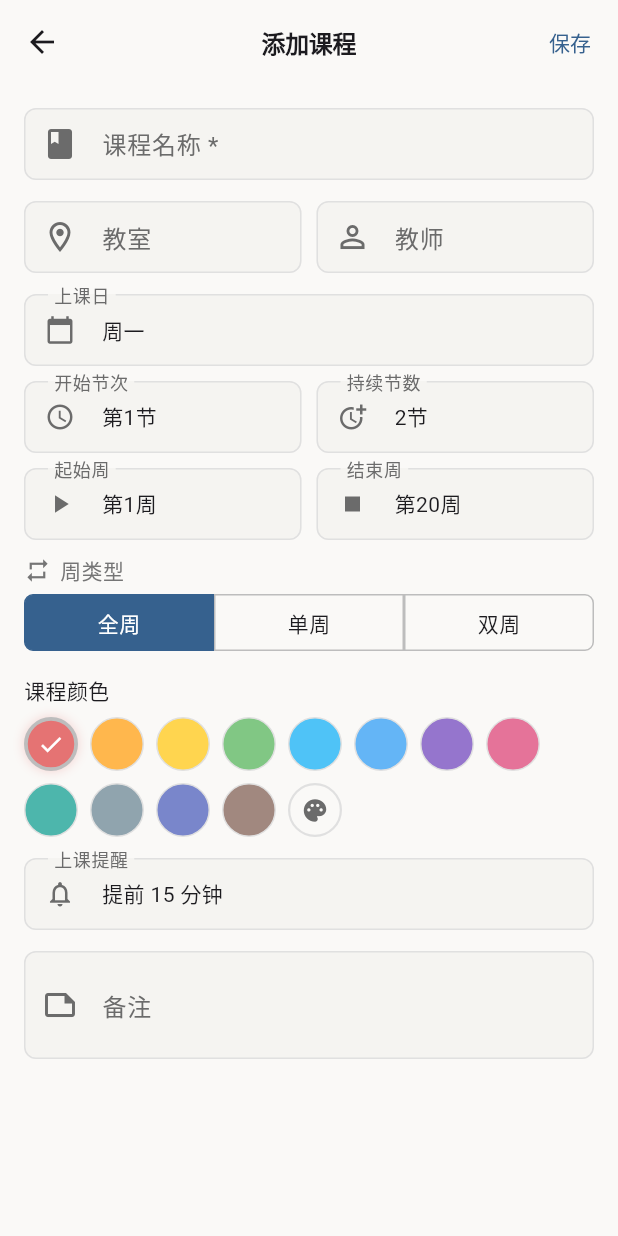
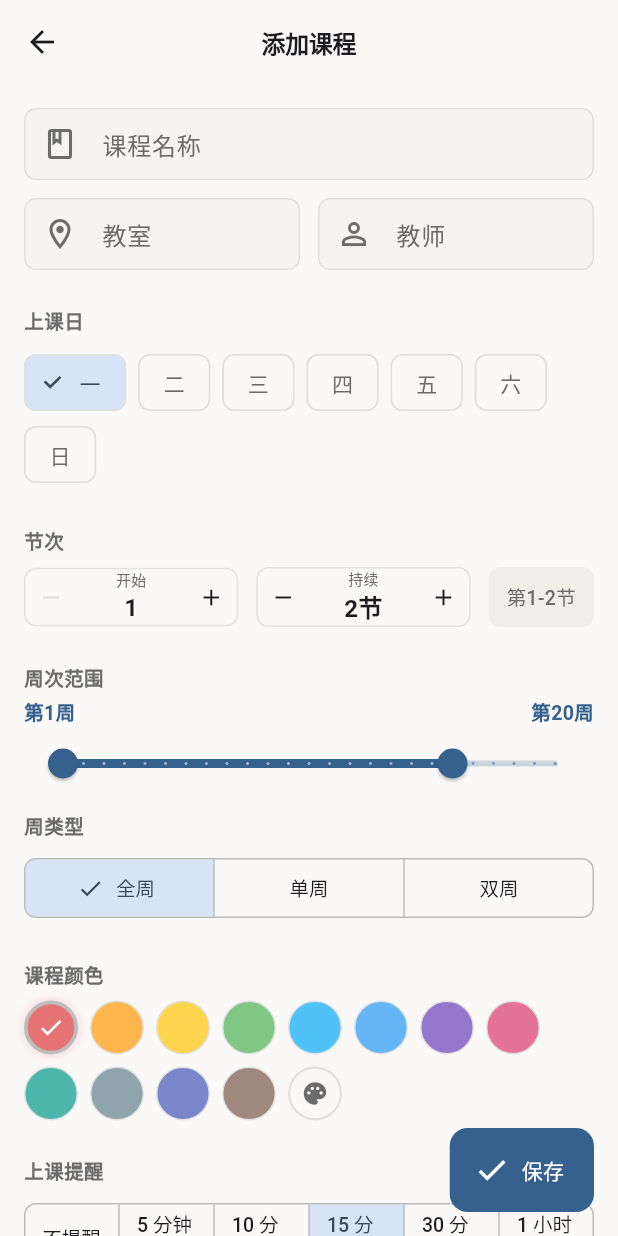
Before and after one commit to Yuwen-1577/jian-schedule, a Flutter app: the CourseEditPage screen opened directly, on a phone screen of 412 x 824 dp. Run offline on Flutter 3.47's test engine with Material 3 defaults, Android fonts, the phone set to English and light mode, and no system bars; our stand-ins replace file_picker, flutter_colorpicker, flutter_local_notifications, package_info_plus, shared_preferences, sqflite and 1 more; missing offline and left inert: excel, home_widget; accounts and stored records are empty.

Commit message:
feat: complete rewrite of course edit page interaction
- Day selection: 7 ChoiceChips inline (no bottom sheet)
- Period: number steppers (+/-) for start and duration
- Week range: RangeSlider dual-thumb (1-25)
- Week type: SegmentedButton (全周/单周/双周)
- Reminder: SegmentedButton (6 options inline)
- Save: FAB instead of AppBar text button
- Delete: icon in AppBar (edit mode only)
- All hardcoded Colors.grey removed, uses colorScheme tokens

```diff
--- a/lib/pages/course_edit_page.dart
+++ b/lib/pages/course_edit_page.dart
@@ -3,6 +3,7 @@ import 'package:provider/provider.dart';
 import 'package:uuid/uuid.dart';
 import '../models/course.dart';
 import '../providers/schedule_provider.dart';
+import '../theme/app_theme.dart';
 import '../utils/constants.dart';
 import '../widgets/color_picker.dart';
 
@@ -18,13 +19,11 @@ class _CourseEditPageState extends State<CourseEditPage> {
   Course? _editingCourse;
   bool get _isEditing => _editingCourse != null;
 
-  // 提醒时间选项（分钟）
   static const List<int> _reminderOptions = [0, 5, 10, 15, 30, 60];
   static const List<String> _reminderLabels = [
     '不提醒', '5 分钟前', '10 分钟前', '15 分钟前', '30 分钟前', '1 小时前',
   ];
 
-  // 表单字段
   late TextEditingController _nameCtrl;
   late TextEditingController _roomCtrl;
   late TextEditingController _teacherCtrl;
@@ -113,36 +112,72 @@ class _CourseEditPageState extends State<CourseEditPage> {
     Navigator.pop(context);
   }
 
+  void _delete() {
+    showDialog(
+      context: context,
+      builder: (ctx) => AlertDialog(
+        title: const Text('删除课程'),
+        content: Text('确定删除「${_nameCtrl.text}」？'),
+        actions: [
+          TextButton(
+            onPressed: () => Navigator.pop(ctx),
+            child: const Text('取消'),
+          ),
+          TextButton(
+            onPressed: () {
+              context.read<ScheduleProvider>().deleteCourse(_editingCourse!.id);
+              Navigator.pop(ctx);
+              Navigator.pop(context);
+            },
+            style: TextButton.styleFrom(
+              foregroundColor: Theme.of(context).colorScheme.error,
+            ),
+            child: const Text('删除'),
+          ),
+        ],
+      ),
+    );
+  }
+
   @override
   Widget build(BuildContext context) {
+    final cs = Theme.of(context).colorScheme;
+    final maxPeriod = context.read<ScheduleProvider>().maxPeriod;
+
     return Scaffold(
       appBar: AppBar(
         title: Text(_isEditing ? '编辑课程' : '添加课程'),
         actions: [
-          TextButton(
-            onPressed: _save,
-            child: const Text('保存'),
-          ),
+          if (_isEditing)
+            IconButton(
+              icon: Icon(Icons.delete_outline, color: cs.error),
+              onPressed: _delete,
+            ),
         ],
+      ),
+      floatingActionButton: FloatingActionButton.extended(
+        onPressed: _save,
+        icon: const Icon(Icons.check),
+        label: const Text('保存'),
       ),
       body: Form(
         key: _formKey,
         child: ListView(
-          padding: const EdgeInsets.all(16),
+          padding: const EdgeInsets.fromLTRB(Gap.lg, Gap.lg, Gap.lg, 100),
           children: [
-            // 课程名
+            // ── 课程名 ──
             TextFormField(
               controller: _nameCtrl,
               decoration: const InputDecoration(
-                labelText: '课程名称 *',
-                prefixIcon: Icon(Icons.book),
-                border: OutlineInputBorder(),
+                labelText: '课程名称',
+                prefixIcon: Icon(Icons.book_outlined),
               ),
-              validator: (v) => (v == null || v.trim().isEmpty) ? '请输入课程名' : null,
+              validator: (v) =>
+                  (v == null || v.trim().isEmpty) ? '请输入课程名' : null,
             ),
-            const SizedBox(height: 14),
+            const SizedBox(height: Gap.md),
 
-            // 教室 & 教师
+            // ── 教室 & 教师 ──
             Row(
               children: [
                 Expanded(
@@ -151,308 +186,256 @@ class _CourseEditPageState extends State<CourseEditPage> {
                     decoration: const InputDecoration(
                       labelText: '教室',
                       prefixIcon: Icon(Icons.location_on_outlined),
-                      border: OutlineInputBorder(),
                     ),
                   ),
                 ),
-                const SizedBox(width: 10),
+                const SizedBox(width: Gap.md),
                 Expanded(
                   child: TextFormField(
                     controller: _teacherCtrl,
                     decoration: const InputDecoration(
                       labelText: '教师',
                       prefixIcon: Icon(Icons.person_outline),
-                      border: OutlineInputBorder(),
                     ),
                   ),
                 ),
               ],
             ),
-            const SizedBox(height: 14),
+            const SizedBox(height: Gap.xl),
 
-            // 上课日
-            _buildPickerRow(
-              '上课日',
-              Icons.calendar_today,
-              weekdayNames[_day - 1],
-              () => _showPicker(
-                title: '选择上课日',
-                current: _day - 1,
-                items: weekdayNames,
-                onSelected: (i) => setState(() => _day = i + 1),
-              ),
+            // ── 上课日 ── 横向 Chip，不用弹窗
+            _buildSectionLabel('上课日'),
+            const SizedBox(height: Gap.sm),
+            Wrap(
+              spacing: Gap.sm,
+              children: List.generate(7, (i) {
+                final isSelected = _day == i + 1;
+                return ChoiceChip(
+                  label: Text(weekdayShortNames[i]),
+                  selected: isSelected,
+                  onSelected: (_) => setState(() => _day = i + 1),
+                );
+              }),
             ),
-            const SizedBox(height: 10),
+            const SizedBox(height: Gap.xl),
 
-            // 开始节次 & 持续节数
+            // ── 节次 ── 开始 + 持续，数字 stepper
+            _buildSectionLabel('节次'),
+            const SizedBox(height: Gap.sm),
             Row(
               children: [
                 Expanded(
-                  child: _buildPickerRow(
-                    '开始节次',
-                    Icons.access_time,
-                    '第$_startPeriod节',
-                    () => _showPicker(
-                      title: '选择开始节次',
-                      current: _startPeriod - 1,
-                      items: List.generate(context.read<ScheduleProvider>().maxPeriod, (i) => '第${i + 1}节'),
-                      onSelected: (i) => setState(() => _startPeriod = i + 1),
-                    ),
+                  child: _buildNumberStepper(
+                    label: '开始',
+                    value: _startPeriod,
+                    min: 1,
+                    max: maxPeriod,
+                    onChanged: (v) => setState(() => _startPeriod = v),
                   ),
                 ),
-                const SizedBox(width: 10),
+                const SizedBox(width: Gap.md),
                 Expanded(
-                  child: _buildPickerRow(
-                    '持续节数',
-                    Icons.more_time,
-                    '$_duration节',
-                    () => _showPicker(
-                      title: '选择持续节数',
-                      current: _duration - 1,
-                      items: List.generate(8, (i) => '${i + 1}节'),
-                      onSelected: (i) =>
-                          setState(() => _duration = i + 1),
+                  child: _buildNumberStepper(
+                    label: '持续',
+                    value: _duration,
+                    min: 1,
+                    max: 8,
+                    suffix: '节',
+                    onChanged: (v) => setState(() => _duration = v),
+                  ),
+                ),
+                const SizedBox(width: Gap.md),
+                // 预览
+                Container(
+                  padding: const EdgeInsets.symmetric(
+                      horizontal: Gap.md, vertical: Gap.sm + 2),
+                  decoration: BoxDecoration(
+                    color: cs.surfaceContainer,
+                    borderRadius: BorderRadius.circular(AppRadius.sm),
+                  ),
+                  child: Text(
+                    '第$_startPeriod-${_startPeriod + _duration - 1}节',
+                    style: TextStyle(
+                      fontSize: 13,
+                      color: cs.onSurfaceVariant,
+                      fontWeight: FontWeight.w500,
                     ),
                   ),
                 ),
               ],
             ),
-            const SizedBox(height: 10),
+            const SizedBox(height: Gap.xl),
 
-            // 起止周
+            // ── 周次 ── RangeSlider
+            _buildSectionLabel('周次范围'),
+            const SizedBox(height: Gap.xs),
             Row(
+              mainAxisAlignment: MainAxisAlignment.spaceBetween,
               children: [
-                Expanded(
-                  child: _buildPickerRow(
-                    '起始周',
-                    Icons.play_arrow,
-                    '第$_startWeek周',
-                    () => _showPicker(
-                      title: '选择起始周',
-                      current: _startWeek - 1,
-                      items: List.generate(maxWeekCount, (i) => '第${i + 1}周'),
-                      onSelected: (i) =>
-                          setState(() => _startWeek = i + 1),
-                    ),
-                  ),
-                ),
-                const SizedBox(width: 10),
-                Expanded(
-                  child: _buildPickerRow(
-                    '结束周',
-                    Icons.stop,
-                    '第$_endWeek周',
-                    () => _showPicker(
-                      title: '选择结束周',
-                      current: _endWeek - 1,
-                      items: List.generate(maxWeekCount, (i) => '第${i + 1}周'),
-                      onSelected: (i) =>
-                          setState(() => _endWeek = i + 1),
-                    ),
-                  ),
-                ),
+                Text('第$_startWeek周',
+                    style: TextStyle(
+                        fontSize: 13,
+                        fontWeight: FontWeight.w600,
+                        color: cs.primary)),
+                Text('第$_endWeek周',
+                    style: TextStyle(
+                        fontSize: 13,
+                        fontWeight: FontWeight.w600,
+                        color: cs.primary)),
               ],
             ),
-            const SizedBox(height: 10),
+            RangeSlider(
+              values: RangeValues(_startWeek.toDouble(), _endWeek.toDouble()),
+              min: 1,
+              max: maxWeekCount.toDouble(),
+              divisions: maxWeekCount - 1,
+              labels: RangeLabels('$_startWeek', '$_endWeek'),
+              onChanged: (v) => setState(() {
+                _startWeek = v.start.round();
+                _endWeek = v.end.round();
+              }),
+            ),
+            const SizedBox(height: Gap.sm),
 
-            // 单双周
-            _buildSegmentSelector(
-              '周类型',
-              Icons.repeat,
-              weekTypeNames,
-              _weekType,
-              (i) => setState(() => _weekType = i),
+            // ── 单双周 ── SegmentedButton
+            _buildSectionLabel('周类型'),
+            const SizedBox(height: Gap.sm),
+            SegmentedButton<int>(
+              segments: const [
+                ButtonSegment(value: 0, label: Text('全周')),
+                ButtonSegment(value: 1, label: Text('单周')),
+                ButtonSegment(value: 2, label: Text('双周')),
+              ],
+              selected: {_weekType},
+              onSelectionChanged: (v) => setState(() => _weekType = v.first),
             ),
-            const SizedBox(height: 16),
+            const SizedBox(height: Gap.xl),
 
-            // 颜色选择
-            const Text('课程颜色', style: TextStyle(fontWeight: FontWeight.w500)),
-            const SizedBox(height: 8),
+            // ── 颜色 ──
+            _buildSectionLabel('课程颜色'),
+            const SizedBox(height: Gap.sm),
             CourseColorPicker(
               selectedColor: _colorValue,
               onColorSelected: (c) => setState(() => _colorValue = c),
             ),
-            const SizedBox(height: 14),
+            const SizedBox(height: Gap.xl),
 
-            // 提醒设置
-            _buildPickerRow(
-              '上课提醒',
-              Icons.notifications_outlined,
-              _reminderMinutes == 0 ? '不提醒' : '提前 $_reminderMinutes 分钟',
-              () => _showPicker(
-                title: '提前提醒时间',
-                current: _reminderOptions.indexOf(_reminderMinutes).clamp(0, _reminderOptions.length - 1),
-                items: _reminderLabels,
-                onSelected: (i) =>
-                    setState(() => _reminderMinutes = _reminderOptions[i]),
-              ),
+            // ── 提醒 ──
+            _buildSectionLabel('上课提醒'),
+            const SizedBox(height: Gap.sm),
+            SegmentedButton<int>(
+              segments: [
+                for (int i = 0; i < _reminderOptions.length; i++)
+                  ButtonSegment(
+                    value: _reminderOptions[i],
+                    label: Text(_reminderLabels[i]),
+                  ),
+              ],
+              selected: {_reminderMinutes},
+              onSelectionChanged: (v) =>
+                  setState(() => _reminderMinutes = v.first),
+              showSelectedIcon: false,
             ),
-            const SizedBox(height: 14),
+            const SizedBox(height: Gap.xl),
 
-            // 备注
+            // ── 备注 ──
             TextFormField(
               controller: _noteCtrl,
               decoration: const InputDecoration(
                 labelText: '备注',
                 prefixIcon: Icon(Icons.note_outlined),
-                border: OutlineInputBorder(),
               ),
               maxLines: 2,
             ),
-            const SizedBox(height: 20),
-
-            // 删除按钮 (仅编辑模式)
-            if (_isEditing)
-              OutlinedButton.icon(
-                onPressed: () {
-                  showDialog(
-                    context: context,
-                    builder: (ctx) => AlertDialog(
-                      title: const Text('确认删除'),
-                      content: Text('确定要删除课程"${_nameCtrl.text}"吗？'),
-                      actions: [
-                        TextButton(
-                          onPressed: () => Navigator.pop(ctx),
-                          child: const Text('取消'),
-                        ),
-                        TextButton(
-                          onPressed: () {
-                            context
-                                .read<ScheduleProvider>()
-                                .deleteCourse(_editingCourse!.id);
-                            Navigator.pop(ctx);
-                            Navigator.pop(context);
-                          },
-                          style: TextButton.styleFrom(foregroundColor: Colors.red),
-                          child: const Text('删除'),
-                        ),
-                      ],
-                    ),
-                  );
-                },
-                icon: const Icon(Icons.delete_outline, color: Colors.red),
-                label: const Text('删除课程', style: TextStyle(color: Colors.red)),
-                style: OutlinedButton.styleFrom(
-                  side: const BorderSide(color: Colors.red),
-                ),
-              ),
           ],
         ),
       ),
     );
   }
 
-  Widget _buildPickerRow(
-      String label, IconData icon, String value, VoidCallback onTap) {
-    return InkWell(
-      onTap: onTap,
-      borderRadius: BorderRadius.circular(8),
-      child: InputDecorator(
-        decoration: InputDecoration(
-          labelText: label,
-          prefixIcon: Icon(icon, size: 20),
-          border: const OutlineInputBorder(),
-        ),
-        child: Text(value),
+  Widget _buildSectionLabel(String label) {
+    return Text(
+      label,
+      style: TextStyle(
+        fontSize: 13,
+        fontWeight: FontWeight.w600,
+        color: Theme.of(context).colorScheme.onSurfaceVariant,
+        letterSpacing: 0.3,
       ),
     );
   }
 
-  Widget _buildSegmentSelector(
-      String label, IconData icon, List<String> options, int selected, ValueChanged<int> onChanged) {
-    return Column(
-      crossAxisAlignment: CrossAxisAlignment.start,
-      children: [
-        Row(
-          children: [
-            Icon(icon, size: 18, color: Colors.grey[600]),
-            const SizedBox(width: 6),
-            Text(label, style: TextStyle(color: Colors.grey[600], fontSize: 14)),
-          ],
-        ),
-        const SizedBox(height: 6),
-        Row(
-          children: List.generate(options.length, (i) {
-            final isSelected = i == selected;
-            return Expanded(
-              child: GestureDetector(
-                onTap: () => onChanged(i),
-                child: Container(
-                  padding: const EdgeInsets.symmetric(vertical: 8),
-                  decoration: BoxDecoration(
-                    color: isSelected
-                        ? Theme.of(context).colorScheme.primary
-                        : null,
-                    border: Border.all(
-                      color: isSelected
-                          ? Theme.of(context).colorScheme.primary
-                          : Colors.grey[400]!,
-                    ),
-                    borderRadius: i == 0
-                        ? const BorderRadius.only(
-                            topLeft: Radius.circular(6),
-                            bottomLeft: Radius.circular(6),
-                          )
-                        : i == options.length - 1
-                            ? const BorderRadius.only(
-                                topRight: Radius.circular(6),
-                                bottomRight: Radius.circular(6),
-                              )
-                            : null,
-                  ),
-                  alignment: Alignment.center,
-                  child: Text(
-                    options[i],
-                    style: TextStyle(
-                      color: isSelected
-                          ? Theme.of(context).colorScheme.onPrimary
-                          : null,
-                      fontWeight:
-                          isSelected ? FontWeight.w500 : FontWeight.normal,
-                    ),
+  Widget _buildNumberStepper({
+    required String label,
+    required int value,
+    required int min,
+    required int max,
+    String suffix = '',
+    required ValueChanged<int> onChanged,
+  }) {
+    final cs = Theme.of(context).colorScheme;
+    return Container(
+      decoration: BoxDecoration(
+        border: Border.all(color: cs.outlineVariant),
+        borderRadius: BorderRadius.circular(AppRadius.sm),
+      ),
+      child: Row(
+        children: [
+          _StepperButton(
+            icon: Icons.remove,
+            enabled: value > min,
+            onTap: () => onChanged(value - 1),
+          ),
+          Expanded(
+            child: Column(
+              children: [
+                Text(label,
+                    style: TextStyle(fontSize: 10, color: cs.onSurfaceVariant)),
+                Text(
+                  '$value$suffix',
+                  style: TextStyle(
+                    fontSize: 16,
+                    fontWeight: FontWeight.w600,
+                    color: cs.onSurface,
                   ),
                 ),
-              ),
-            );
-          }),
-        ),
-      ],
+              ],
+            ),
+          ),
+          _StepperButton(
+            icon: Icons.add,
+            enabled: value < max,
+            onTap: () => onChanged(value + 1),
+          ),
+        ],
+      ),
     );
   }
+}
 
-  void _showPicker({
-    required String title,
-    required int current,
-    required List<String> items,
-    required ValueChanged<int> onSelected,
-  }) {
-    showModalBottomSheet(
-      context: context,
-      builder: (ctx) => Container(
-        height: 280,
-        padding: const EdgeInsets.only(top: 8),
-        child: Column(
-          children: [
-            Text(title,
-                style:
-                    const TextStyle(fontSize: 16, fontWeight: FontWeight.w500)),
-            const Divider(),
-            Expanded(
-              child: ListView.builder(
-                itemCount: items.length,
-                itemBuilder: (_, i) => ListTile(
-                  title: Text(items[i]),
-                  trailing: i == current
-                      ? const Icon(Icons.check, color: Colors.blue)
-                      : null,
-                  onTap: () {
-                    onSelected(i);
-                    Navigator.pop(ctx);
-                  },
-                ),
-              ),
-            ),
-          ],
+class _StepperButton extends StatelessWidget {
+  final IconData icon;
+  final bool enabled;
+  final VoidCallback onTap;
+
+  const _StepperButton({
+    required this.icon,
+    required this.enabled,
+    required this.onTap,
+  });
+
+  @override
+  Widget build(BuildContext context) {
+    final cs = Theme.of(context).colorScheme;
+    return InkWell(
+      onTap: enabled ? onTap : null,
+      borderRadius: BorderRadius.circular(AppRadius.sm),
+      child: Padding(
+        padding: const EdgeInsets.all(Gap.sm),
+        child: Icon(
+          icon,
+          size: 18,
+          color: enabled ? cs.onSurface : cs.outlineVariant,
         ),
       ),
     );
```
